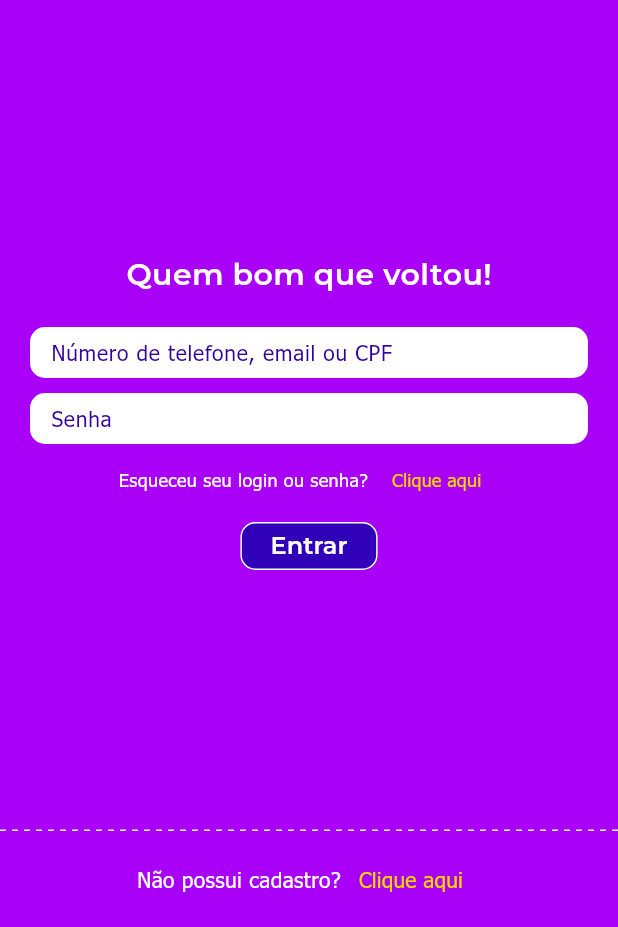
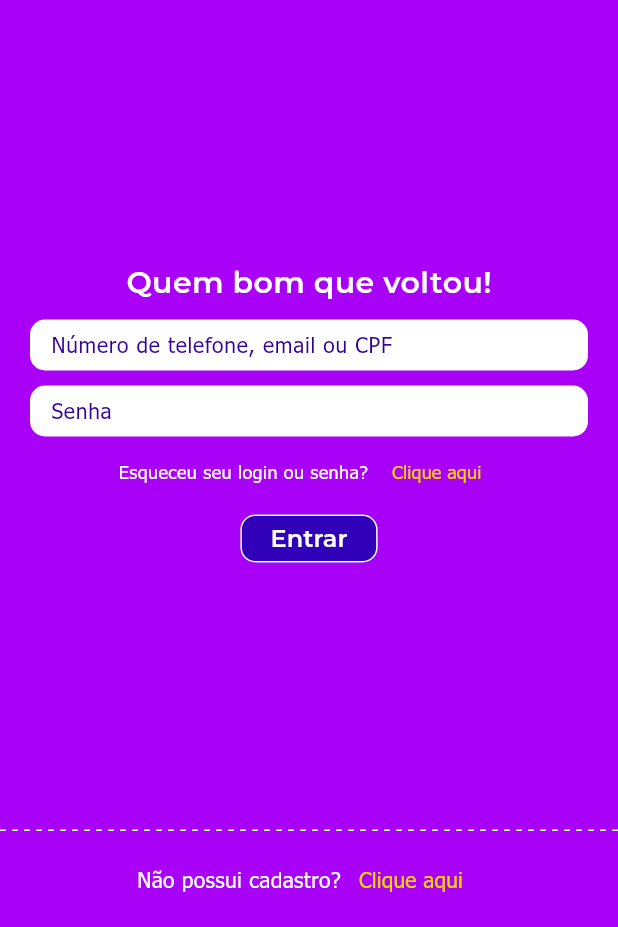
Before and after one commit to Gil0388/trabalho_grupo, a Flutter app: the screen it shows after launch, on a phone screen of 412 x 824 dp, the part 309-1236 px from its top. Run offline on Flutter 3.47's test engine with Material 3 defaults, Android fonts, the phone set to English and light mode, and no system bars; drawn by our look-alikes of dotted_line.

Commit message:
tamanha spacer

```diff
--- a/lib/views/tela1.dart
+++ b/lib/views/tela1.dart
@@ -8,10 +8,9 @@ class FirstPage extends StatelessWidget {
 
   @override
   Widget build(BuildContext context) {
-
     double topContainerHeight = MediaQuery.of(context).size.width / 2;
     Radius radius = Radius.circular(topContainerHeight);
-    const SizedBox bigSpacer = SizedBox(height: 20);
+    const SizedBox bigSpacer = SizedBox(height: 10);
     const SizedBox mediumSpacer = SizedBox(height: 10);
 
     return SafeArea(
@@ -30,7 +29,6 @@ class FirstPage extends StatelessWidget {
               mainAxisAlignment: MainAxisAlignment.center,
               children: [
                 Column(
-
                   mainAxisAlignment: MainAxisAlignment.center,
                   children: [
                     Column(
@@ -53,7 +51,6 @@ class FirstPage extends StatelessWidget {
                     ),
                   ],
                 ),
-
               ],
             ),
           ),
@@ -140,7 +137,6 @@ class FirstPage extends StatelessWidget {
                 ),
               ),
             ],
-
           ),
         ),
       ),
```
Also changed, not shown: pubspec.lock.
